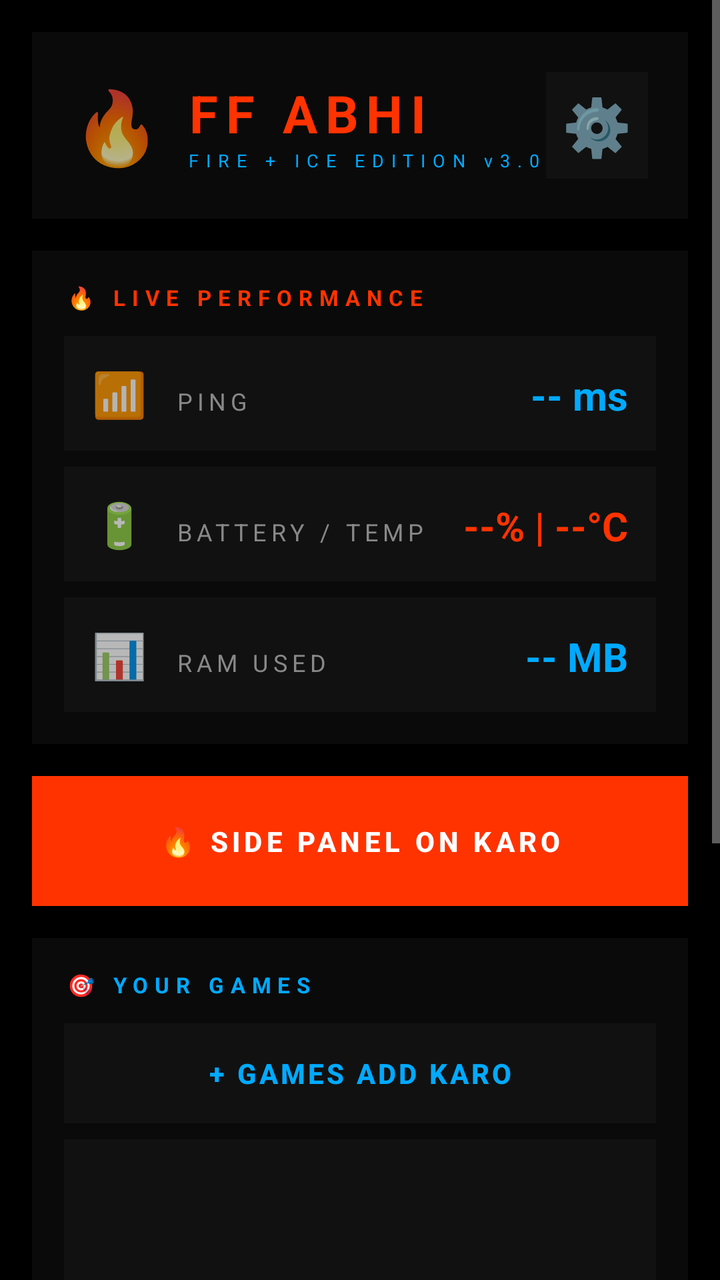
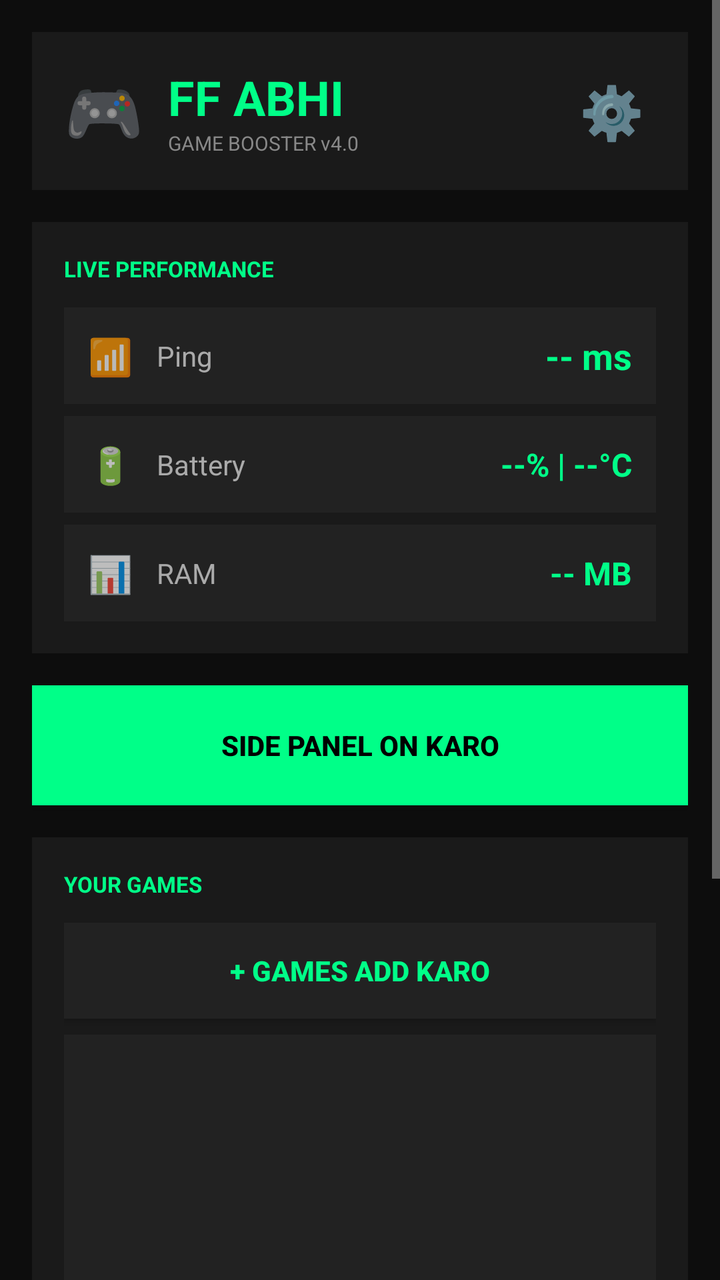

The first picture is an Android layout as it rendered before a commit; the second is the same layout after the commit. The layout source and the unified diff follow.
<!-- AndroidManifest.xml: application theme AppTheme -->
<!-- res/layout/activity_main.xml -->
<?xml version="1.0" encoding="utf-8"?>
<ScrollView xmlns:android="http://schemas.android.com/apk/res/android"
    android:layout_width="match_parent"
    android:layout_height="match_parent"
    android:background="#000000">

    <LinearLayout
        android:layout_width="match_parent"
        android:layout_height="wrap_content"
        android:orientation="vertical"
        android:padding="16dp">

        <LinearLayout
            android:layout_width="match_parent"
            android:layout_height="wrap_content"
            android:orientation="horizontal"
            android:gravity="center_vertical"
            android:background="#0A0A0A"
            android:padding="20dp"
            android:layout_marginBottom="16dp">

            <TextView
                android:layout_width="wrap_content"
                android:layout_height="wrap_content"
                android:text="🔥"
                android:textSize="36sp"/>

            <LinearLayout
                android:layout_width="0dp"
                android:layout_height="wrap_content"
                android:layout_weight="1"
                android:orientation="vertical"
                android:layout_marginLeft="12dp">

                <TextView
                    android:layout_width="wrap_content"
                    android:layout_height="wrap_content"
                    android:text="FF ABHI"
                    android:textColor="#FF3300"
                    android:textSize="26sp"
                    android:textStyle="bold"
                    android:letterSpacing="0.15"/>

                <TextView
                    android:layout_width="wrap_content"
                    android:layout_height="wrap_content"
                    android:text="FIRE + ICE EDITION v3.0"
                    android:textColor="#00AAFF"
                    android:textSize="9sp"
                    android:letterSpacing="0.4"/>
            </LinearLayout>

            <TextView
                android:id="@+id/btnSettings"
                android:layout_width="wrap_content"
                android:layout_height="wrap_content"
                android:text="⚙️"
                android:textSize="28sp"
                android:padding="8dp"
                android:background="#111111"/>
        </LinearLayout>

        <LinearLayout
            android:layout_width="match_parent"
            android:layout_height="wrap_content"
            android:orientation="vertical"
            android:background="#0A0A0A"
            android:padding="16dp"
            android:layout_marginBottom="16dp">

            <TextView
                android:layout_width="wrap_content"
                android:layout_height="wrap_content"
                android:text="🔥 LIVE PERFORMANCE"
                android:textColor="#FF3300"
                android:textSize="11sp"
                android:textStyle="bold"
                android:letterSpacing="0.3"
                android:layout_marginBottom="12dp"/>

            <LinearLayout
                android:layout_width="match_parent"
                android:layout_height="wrap_content"
                android:orientation="horizontal"
                android:background="#111111"
                android:padding="14dp"
                android:layout_marginBottom="8dp">

                <TextView
                    android:layout_width="wrap_content"
                    android:layout_height="wrap_content"
                    android:text="📶"
                    android:textSize="22sp"/>

                <TextView
                    android:layout_width="0dp"
                    android:layout_height="wrap_content"
                    android:layout_weight="1"
                    android:text="PING"
                    android:textColor="#888888"
                    android:textSize="12sp"
                    android:letterSpacing="0.2"
                    android:layout_marginLeft="14dp"/>

                <TextView
                    android:id="@+id/tvPing"
                    android:layout_width="wrap_content"
                    android:layout_height="wrap_content"
                    android:text="-- ms"
                    android:textColor="#00AAFF"
                    android:textSize="20sp"
                    android:textStyle="bold"/>
            </LinearLayout>

            <LinearLayout
                android:layout_width="match_parent"
                android:layout_height="wrap_content"
                android:orientation="horizontal"
                android:background="#111111"
                android:padding="14dp"
                android:layout_marginBottom="8dp">

                <TextView
                    android:layout_width="wrap_content"
                    android:layout_height="wrap_content"
                    android:text="🔋"
                    android:textSize="22sp"/>

                <TextView
                    android:layout_width="0dp"
                    android:layout_height="wrap_content"
                    android:layout_weight="1"
                    android:text="BATTERY / TEMP"
                    android:textColor="#888888"
                    android:textSize="12sp"
                    android:letterSpacing="0.2"
                    android:layout_marginLeft="14dp"/>

                <TextView
                    android:id="@+id/tvBattery"
                    android:layout_width="wrap_content"
                    android:layout_height="wrap_content"
                    android:text="--% | --°C"
                    android:textColor="#FF3300"
                    android:textSize="20sp"
                    android:textStyle="bold"/>
            </LinearLayout>

            <LinearLayout
                android:layout_width="match_parent"
                android:layout_height="wrap_content"
                android:orientation="horizontal"
                android:background="#111111"
                android:padding="14dp">

                <TextView
                    android:layout_width="wrap_content"
                    android:layout_height="wrap_content"
                    android:text="📊"
                    android:textSize="22sp"/>

                <TextView
                    android:layout_width="0dp"
                    android:layout_height="wrap_content"
                    android:layout_weight="1"
                    android:text="RAM USED"
                    android:textColor="#888888"
                    android:textSize="12sp"
                    android:letterSpacing="0.2"
                    android:layout_marginLeft="14dp"/>

                <TextView
                    android:id="@+id/tvRam"
                    android:layout_width="wrap_content"
                    android:layout_height="wrap_content"
                    android:text="-- MB"
                    android:textColor="#00AAFF"
                    android:textSize="20sp"
                    android:textStyle="bold"/>
            </LinearLayout>
        </LinearLayout>

        <Button
            android:id="@+id/btnSidePanel"
            android:layout_width="match_parent"
            android:layout_height="65dp"
            android:text="🔥 SIDE PANEL ON KARO"
            android:background="#FF3300"
            android:textColor="#FFFFFF"
            android:textStyle="bold"
            android:textSize="14sp"
            android:letterSpacing="0.15"
            android:layout_marginBottom="16dp"/>

        <LinearLayout
            android:layout_width="match_parent"
            android:layout_height="wrap_content"
            android:orientation="vertical"
            android:background="#0A0A0A"
            android:padding="16dp"
            android:layout_marginBottom="16dp">

            <TextView
                android:layout_width="wrap_content"
                android:layout_height="wrap_content"
                android:text="🎯 YOUR GAMES"
                android:textColor="#00AAFF"
                android:textSize="11sp"
                android:textStyle="bold"
                android:letterSpacing="0.3"
                android:layout_marginBottom="12dp"/>

            <Button
                android:id="@+id/btnAddGame"
                android:layout_width="match_parent"
                android:layout_height="50dp"
                android:text="+ GAMES ADD KARO"
                android:background="#111111"
                android:textColor="#00AAFF"
                android:textStyle="bold"
                android:letterSpacing="0.1"
                android:layout_marginBottom="8dp"/>

            <ListView
                android:id="@+id/listGames"
                android:layout_width="match_parent"
                android:layout_height="180dp"
                android:background="#111111"/>
        </LinearLayout>

        <LinearLayout
            android:layout_width="match_parent"
            android:layout_height="wrap_content"
            android:orientation="vertical"
            android:background="#0A0A0A"
            android:padding="16dp"
            android:layout_marginBottom="16dp">

            <TextView
                android:layout_width="wrap_content"
                android:layout_height="wrap_content"
                android:text="⚙️ GAME MODE"
                android:textColor="#FF3300"
                android:textSize="11sp"
                android:textStyle="bold"
                android:letterSpacing="0.3"
                android:layout_marginBottom="12dp"/>

            <Switch
                android:id="@+id/swDnd"
                android:layout_width="match_parent"
                android:layout_height="wrap_content"
                android:text="🔕  GAME MODE (DND)"
                android:textColor="#FFFFFF"
                android:textSize="13sp"
                android:letterSpacing="0.1"
                android:padding="14dp"
                android:background="#111111"
                android:layout_marginBottom="8dp"/>

            <Switch
                android:id="@+id/swBrightness"
                android:layout_width="match_parent"
                android:layout_height="wrap_content"
                android:text="☀️  BRIGHTNESS BOOST"
                android:textColor="#FFFFFF"
                android:textSize="13sp"
                android:letterSpacing="0.1"
                android:padding="14dp"
                android:background="#111111"/>
        </LinearLayout>

    </LinearLayout>
</ScrollView>
<!-- resources referenced by this layout -->
<resources>
  <style name="AppTheme" parent="android:Theme.Material.NoActionBar">
          <item name="android:colorPrimary">#00FF88</item>
          <item name="android:colorAccent">#00FF88</item>
          <item name="android:windowBackground">#0D0D0D</item>
          <item name="android:textColorPrimary">#FFFFFF</item>
          <item name="android:statusBarColor">#0D0D0D</item>
          <item name="android:navigationBarColor">#0D0D0D</item>
      </style>
</resources>

<!-- the commit's change to res/layout/activity_main.xml (unified diff, before → after) -->
@@ -2,7 +2,7 @@
 <ScrollView xmlns:android="http://schemas.android.com/apk/res/android"
     android:layout_width="match_parent"
     android:layout_height="match_parent"
-    android:background="#000000">
+    android:background="#0D0D0D">
 
     <LinearLayout
         android:layout_width="match_parent"
@@ -10,20 +10,21 @@
         android:orientation="vertical"
         android:padding="16dp">
 
+        
         <LinearLayout
             android:layout_width="match_parent"
             android:layout_height="wrap_content"
             android:orientation="horizontal"
             android:gravity="center_vertical"
-            android:background="#0A0A0A"
-            android:padding="20dp"
-            android:layout_marginBottom="16dp">
-
-            <TextView
-                android:layout_width="wrap_content"
-                android:layout_height="wrap_content"
-                android:text="🔥"
-                android:textSize="36sp"/>
+            android:background="#1A1A1A"
+            android:padding="16dp"
+            android:layout_marginBottom="16dp">
+
+            <TextView
+                android:layout_width="wrap_content"
+                android:layout_height="wrap_content"
+                android:text="🎮"
+                android:textSize="32sp"/>
 
             <LinearLayout
                 android:layout_width="0dp"
@@ -36,18 +37,16 @@
                     android:layout_width="wrap_content"
                     android:layout_height="wrap_content"
                     android:text="FF ABHI"
-                    android:textColor="#FF3300"
-                    android:textSize="26sp"
-                    android:textStyle="bold"
-                    android:letterSpacing="0.15"/>
-
-                <TextView
-                    android:layout_width="wrap_content"
-                    android:layout_height="wrap_content"
-                    android:text="FIRE + ICE EDITION v3.0"
-                    android:textColor="#00AAFF"
-                    android:textSize="9sp"
-                    android:letterSpacing="0.4"/>
+                    android:textColor="#00FF88"
+                    android:textSize="24sp"
+                    android:textStyle="bold"/>
+
+                <TextView
+                    android:layout_width="wrap_content"
+                    android:layout_height="wrap_content"
+                    android:text="GAME BOOSTER v4.0"
+                    android:textColor="#888888"
+                    android:textSize="10sp"/>
             </LinearLayout>
 
             <TextView
@@ -55,60 +54,59 @@
                 android:layout_width="wrap_content"
                 android:layout_height="wrap_content"
                 android:text="⚙️"
-                android:textSize="28sp"
-                android:padding="8dp"
-                android:background="#111111"/>
-        </LinearLayout>
-
+                android:textSize="26sp"
+                android:padding="6dp"/>
+        </LinearLayout>
+
+        
         <LinearLayout
             android:layout_width="match_parent"
             android:layout_height="wrap_content"
             android:orientation="vertical"
-            android:background="#0A0A0A"
-            android:padding="16dp"
-            android:layout_marginBottom="16dp">
-
-            <TextView
-                android:layout_width="wrap_content"
-                android:layout_height="wrap_content"
-                android:text="🔥 LIVE PERFORMANCE"
-                android:textColor="#FF3300"
+            android:background="#1A1A1A"
+            android:padding="16dp"
+            android:layout_marginBottom="16dp">
+
+            <TextView
+                android:layout_width="wrap_content"
+                android:layout_height="wrap_content"
+                android:text="LIVE PERFORMANCE"
+                android:textColor="#00FF88"
                 android:textSize="11sp"
                 android:textStyle="bold"
-                android:letterSpacing="0.3"
                 android:layout_marginBottom="12dp"/>
 
             <LinearLayout
                 android:layout_width="match_parent"
                 android:layout_height="wrap_content"
                 android:orientation="horizontal"
-                android:background="#111111"
-                android:padding="14dp"
-                android:layout_marginBottom="8dp">
+                android:gravity="center_vertical"
+                android:background="#222222"
+                android:padding="12dp"
+                android:layout_marginBottom="6dp">
 
                 <TextView
                     android:layout_width="wrap_content"
                     android:layout_height="wrap_content"
                     android:text="📶"
-                    android:textSize="22sp"/>
+                    android:textSize="18sp"/>
 
                 <TextView
                     android:layout_width="0dp"
                     android:layout_height="wrap_content"
                     android:layout_weight="1"
-                    android:text="PING"
-                    android:textColor="#888888"
-                    android:textSize="12sp"
-                    android:letterSpacing="0.2"
-                    android:layout_marginLeft="14dp"/>
+                    android:text="Ping"
+                    android:textColor="#AAAAAA"
+                    android:textSize="14sp"
+                    android:layout_marginLeft="12dp"/>
 
                 <TextView
                     android:id="@+id/tvPing"
                     android:layout_width="wrap_content"
                     android:layout_height="wrap_content"
                     android:text="-- ms"
-                    android:textColor="#00AAFF"
-                    android:textSize="20sp"
+                    android:textColor="#00FF88"
+                    android:textSize="18sp"
                     android:textStyle="bold"/>
             </LinearLayout>
 
@@ -116,33 +114,33 @@
                 android:layout_width="match_parent"
                 android:layout_height="wrap_content"
                 android:orientation="horizontal"
-                android:background="#111111"
-                android:padding="14dp"
-                android:layout_marginBottom="8dp">
+                android:gravity="center_vertical"
+                android:background="#222222"
+                android:padding="12dp"
+                android:layout_marginBottom="6dp">
 
                 <TextView
                     android:layout_width="wrap_content"
                     android:layout_height="wrap_content"
                     android:text="🔋"
-                    android:textSize="22sp"/>
+                    android:textSize="18sp"/>
 
                 <TextView
                     android:layout_width="0dp"
                     android:layout_height="wrap_content"
                     android:layout_weight="1"
-                    android:text="BATTERY / TEMP"
-                    android:textColor="#888888"
-                    android:textSize="12sp"
-                    android:letterSpacing="0.2"
-                    android:layout_marginLeft="14dp"/>
+                    android:text="Battery"
+                    android:textColor="#AAAAAA"
+                    android:textSize="14sp"
+                    android:layout_marginLeft="12dp"/>
 
                 <TextView
                     android:id="@+id/tvBattery"
                     android:layout_width="wrap_content"
                     android:layout_height="wrap_content"
                     android:text="--% | --°C"
-                    android:textColor="#FF3300"
-                    android:textSize="20sp"
+                    android:textColor="#00FF88"
+                    android:textSize="16sp"
                     android:textStyle="bold"/>
             </LinearLayout>
 
@@ -150,124 +148,121 @@
                 android:layout_width="match_parent"
                 android:layout_height="wrap_content"
                 android:orientation="horizontal"
-                android:background="#111111"
-                android:padding="14dp">
+                android:gravity="center_vertical"
+                android:background="#222222"
+                android:padding="12dp">
 
                 <TextView
                     android:layout_width="wrap_content"
                     android:layout_height="wrap_content"
                     android:text="📊"
-                    android:textSize="22sp"/>
+                    android:textSize="18sp"/>
 
                 <TextView
                     android:layout_width="0dp"
                     android:layout_height="wrap_content"
                     android:layout_weight="1"
-                    android:text="RAM USED"
-                    android:textColor="#888888"
-                    android:textSize="12sp"
-                    android:letterSpacing="0.2"
-                    android:layout_marginLeft="14dp"/>
+                    android:text="RAM"
+                    android:textColor="#AAAAAA"
+                    android:textSize="14sp"
+                    android:layout_marginLeft="12dp"/>
 
                 <TextView
                     android:id="@+id/tvRam"
                     android:layout_width="wrap_content"
                     android:layout_height="wrap_content"
                     android:text="-- MB"
-                    android:textColor="#00AAFF"
-                    android:textSize="20sp"
-                    android:textStyle="bold"/>
-            </LinearLayout>
-        </LinearLayout>
-
+                    android:textColor="#00FF88"
+                    android:textSize="16sp"
+                    android:textStyle="bold"/>
+            </LinearLayout>
+        </LinearLayout>
+
+        
         <Button
             android:id="@+id/btnSidePanel"
             android:layout_width="match_parent"
-            android:layout_height="65dp"
-            android:text="🔥 SIDE PANEL ON KARO"
-            android:background="#FF3300"
-            android:textColor="#FFFFFF"
+            android:layout_height="60dp"
+            android:text="SIDE PANEL ON KARO"
+            android:background="#00FF88"
+            android:textColor="#000000"
             android:textStyle="bold"
             android:textSize="14sp"
-            android:letterSpacing="0.15"
             android:layout_marginBottom="16dp"/>
 
+        
         <LinearLayout
             android:layout_width="match_parent"
             android:layout_height="wrap_content"
             android:orientation="vertical"
-            android:background="#0A0A0A"
-            android:padding="16dp"
-            android:layout_marginBottom="16dp">
-
-            <TextView
-                android:layout_width="wrap_content"
-                android:layout_height="wrap_content"
-                android:text="🎯 YOUR GAMES"
-                android:textColor="#00AAFF"
+            android:background="#1A1A1A"
+            android:padding="16dp"
+            android:layout_marginBottom="16dp">
+
+            <TextView
+                android:layout_width="wrap_content"
+                android:layout_height="wrap_content"
+                android:text="YOUR GAMES"
+                android:textColor="#00FF88"
                 android:textSize="11sp"
                 android:textStyle="bold"
-                android:letterSpacing="0.3"
                 android:layout_marginBottom="12dp"/>
 
             <Button
                 android:id="@+id/btnAddGame"
                 android:layout_width="match_parent"
-                android:layout_height="50dp"
+                android:layout_height="48dp"
                 android:text="+ GAMES ADD KARO"
-                android:background="#111111"
-                android:textColor="#00AAFF"
-                android:textStyle="bold"
-                android:letterSpacing="0.1"
+                android:background="#222222"
+                android:textColor="#00FF88"
+                android:textStyle="bold"
                 android:layout_marginBottom="8dp"/>
 
             <ListView
                 android:id="@+id/listGames"
                 android:layout_width="match_parent"
-                android:layout_height="180dp"
-                android:background="#111111"/>
-        </LinearLayout>
-
+                android:layout_height="200dp"
+                android:background="#222222"/>
+        </LinearLayout>
+
+        
         <LinearLayout
             android:layout_width="match_parent"
             android:layout_height="wrap_content"
             android:orientation="vertical"
-            android:background="#0A0A0A"
-            android:padding="16dp"
-            android:layout_marginBottom="16dp">
-
-            <TextView
-                android:layout_width="wrap_content"
-                android:layout_height="wrap_content"
-                android:text="⚙️ GAME MODE"
-                android:textColor="#FF3300"
+            android:background="#1A1A1A"
+            android:padding="16dp"
+            android:layout_marginBottom="16dp">
+
+            <TextView
+                android:layout_width="wrap_content"
+                android:layout_height="wrap_content"
+                android:text="GAME MODE"
+                android:textColor="#00FF88"
                 android:textSize="11sp"
                 android:textStyle="bold"
-                android:letterSpacing="0.3"
                 android:layout_marginBottom="12dp"/>
 
             <Switch
                 android:id="@+id/swDnd"
                 android:layout_width="match_parent"
                 android:layout_height="wrap_content"
-                android:text="🔕  GAME MODE (DND)"
+                android:text="GAME MODE (DND)"
                 android:textColor="#FFFFFF"
-                android:textSize="13sp"
-                android:letterSpacing="0.1"
-                android:padding="14dp"
-                android:background="#111111"
-                android:layout_marginBottom="8dp"/>
+                android:textSize="14sp"
+                android:padding="12dp"
+                android:background="#222222"
+                android:layout_marginBottom="6dp"/>
 
             <Switch
                 android:id="@+id/swBrightness"
                 android:layout_width="match_parent"
                 android:layout_height="wrap_content"
-                android:text="☀️  BRIGHTNESS BOOST"
+                android:text="BRIGHTNESS BOOST"
                 android:textColor="#FFFFFF"
-                android:textSize="13sp"
-                android:letterSpacing="0.1"
-                android:padding="14dp"
-                android:background="#111111"/>
+                android:textSize="14sp"
+                android:padding="12dp"
+                android:background="#222222"/>
         </LinearLayout>
 
     </LinearLayout>
